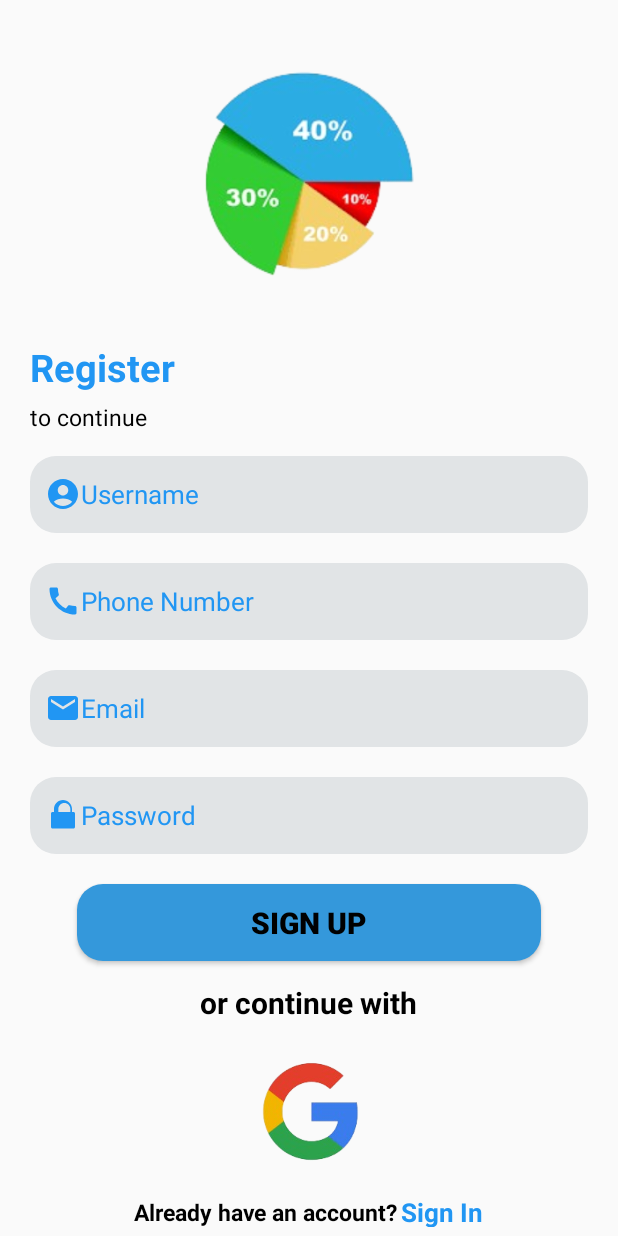
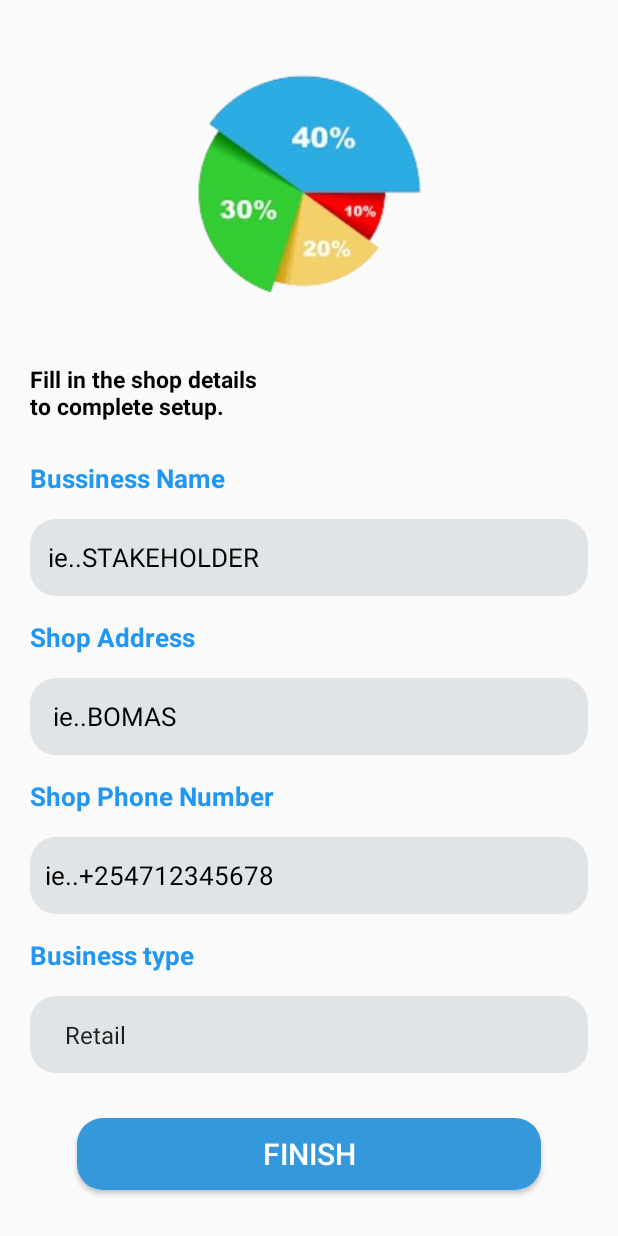
Before and after one commit to JaphethNalami/MYSHOP, an Android app: the Sign_up screen opened directly, with no data from a screen before it, after a tap on "SIGN UP", on a phone screen of 412 x 824 dp. Run offline under Robolectric (Android 15) with nearby library versions, the phone set to English and light mode, and no system bars.

Commit message:
Third commit with Shop details page.

```diff
--- a/app/src/main/AndroidManifest.xml
+++ b/app/src/main/AndroidManifest.xml
@@ -12,6 +12,9 @@
         android:supportsRtl="true"
         android:theme="@style/Theme.MYSHOP"
         tools:targetApi="31">
+        <activity
+            android:name=".Shop_details"
+            android:exported="false" />
         <activity
             android:name=".Sign_up"
             android:exported="false" />
--- /dev/null
+++ b/app/src/main/java/com/example/myshop/Shop_details.java
@@ -0,0 +1,38 @@
+package com.example.myshop;
+
+import android.os.Bundle;
+import android.widget.ArrayAdapter;
+import android.widget.Spinner;
+
+import androidx.activity.EdgeToEdge;
+import androidx.appcompat.app.AppCompatActivity;
+import androidx.core.graphics.Insets;
+import androidx.core.view.ViewCompat;
+import androidx.core.view.WindowInsetsCompat;
+
+public class Shop_details extends AppCompatActivity {
+
+    @Override
+    protected void onCreate(Bundle savedInstanceState) {
+        super.onCreate(savedInstanceState);
+        EdgeToEdge.enable(this);
+        setContentView(R.layout.activity_shop_details);
+        ViewCompat.setOnApplyWindowInsetsListener(findViewById(R.id.main), (v, insets) -> {
+            Insets systemBars = insets.getInsets(WindowInsetsCompat.Type.systemBars());
+            v.setPadding(systemBars.left, systemBars.top, systemBars.right, systemBars.bottom);
+            return insets;});
+
+            // spinner
+            Spinner spinner = (Spinner) findViewById(R.id.txtBusiness_type);
+// Create an ArrayAdapter using the string array and a default spinner layout.
+            ArrayAdapter<CharSequence> adapter = ArrayAdapter.createFromResource(
+                    this,
+                    R.array.spinner_items,
+                    android.R.layout.simple_spinner_item
+            );
+// Specify the layout to use when the list of choices appears.
+            adapter.setDropDownViewResource(android.R.layout.simple_spinner_dropdown_item);
+// Apply the adapter to the spinner.
+            spinner.setAdapter(adapter);
+    }
+}
--- a/app/src/main/java/com/example/myshop/Sign_up.java
+++ b/app/src/main/java/com/example/myshop/Sign_up.java
@@ -31,10 +31,12 @@ public class Sign_up extends AppCompatActivity {
 
         //setOnClickListener
         sign_up.setOnClickListener(view -> {
-            // do something
+            // move to shop details activity
+            startActivity(new Intent(Sign_up.this, Shop_details.class));
         });
         google.setOnClickListener(view -> {
-            // do something
+            // move to shop details activity
+            startActivity(new Intent(Sign_up.this, Shop_details.class));
         });
         sign_in.setOnClickListener(view -> {
             // move to sign in activity
--- /dev/null
+++ b/app/src/main/res/layout/activity_shop_details.xml
@@ -0,0 +1,150 @@
+<?xml version="1.0" encoding="utf-8"?>
+<LinearLayout xmlns:android="http://schemas.android.com/apk/res/android"
+    xmlns:app="http://schemas.android.com/apk/res-auto"
+    xmlns:tools="http://schemas.android.com/tools"
+    android:id="@+id/main"
+    android:layout_width="match_parent"
+    android:layout_height="match_parent"
+    android:orientation="vertical"
+    tools:context=".Shop_details">
+
+    <ImageView
+        android:layout_width="match_parent"
+        android:layout_height="220dp"
+        android:layout_gravity="center"
+        android:layout_marginTop="20dp"
+        android:src="@drawable/piechart" />
+
+    <TextView
+        android:layout_width="wrap_content"
+        android:layout_height="wrap_content"
+        android:layout_marginTop="2dp"
+        android:layout_marginBottom="20dp"
+        android:layout_marginStart="20dp"
+        android:text="Fill in the shop details\nto complete setup."
+        android:textSize="15sp"
+        android:textColor="@color/black"
+        android:textStyle="bold" />
+
+
+    <TextView
+        android:layout_width="wrap_content"
+        android:layout_height="wrap_content"
+        android:layout_marginTop="5dp"
+        android:layout_marginStart="20dp"
+        android:text="Bussiness Name"
+        android:textSize="17sp"
+        android:textStyle="bold"
+        android:textColor="@color/buttoncolour" />
+
+    <EditText
+        android:id="@+id/shop_name"
+        android:layout_width="match_parent"
+        android:layout_height="51dp"
+        android:layout_marginStart="20dp"
+        android:layout_marginTop="15dp"
+        android:layout_marginEnd="20dp"
+        android:layout_marginBottom="10dp"
+        android:hint="ie..STAKEHOLDER"
+        android:textColorHint="@color/black"
+        android:paddingStart="12dp"
+        android:textSize="17sp"
+        android:textAllCaps="true"
+        android:inputType="text"
+        android:background="@drawable/edittext_design"
+        android:layout_gravity="center"
+         />
+
+    <TextView
+        android:layout_width="wrap_content"
+        android:layout_height="wrap_content"
+        android:layout_marginTop="5dp"
+        android:layout_marginStart="20dp"
+        android:textStyle="bold"
+        android:text="Shop Address"
+        android:textSize="17sp"
+        android:textColor="@color/buttoncolour" />
+
+    <EditText
+        android:id="@+id/shop_address"
+        android:layout_width="match_parent"
+        android:layout_height="51dp"
+        android:layout_marginStart="20dp"
+        android:layout_marginTop="15dp"
+        android:layout_marginEnd="20dp"
+        android:layout_marginBottom="10dp"
+        android:hint="ie..BOMAS"
+        android:textAllCaps="true"
+        android:textColorHint="@color/black"
+        android:paddingStart="15dp"
+        android:textSize="17sp"
+        android:inputType="text"
+        android:background="@drawable/edittext_design"
+        android:layout_gravity="center"
+         />
+
+    <TextView
+        android:layout_width="wrap_content"
+        android:layout_height="wrap_content"
+        android:layout_marginTop="5dp"
+        android:layout_marginStart="20dp"
+        android:text="Shop Phone Number"
+        android:textSize="17sp"
+        android:textStyle="bold"
+        android:textColor="@color/buttoncolour" />
+
+    <EditText
+        android:id="@+id/shop_phone"
+        android:layout_width="match_parent"
+        android:layout_height="51dp"
+        android:layout_marginStart="20dp"
+        android:layout_marginTop="15dp"
+        android:layout_marginEnd="20dp"
+        android:layout_marginBottom="10dp"
+        android:hint="ie..+254712345678"
+        android:textColorHint="@color/black"
+        android:paddingStart="10dp"
+        android:textSize="17sp"
+        android:inputType="phone"
+        android:background="@drawable/edittext_design"
+        android:layout_gravity="center"
+         />
+
+    <TextView
+        android:layout_width="wrap_content"
+        android:layout_height="wrap_content"
+        android:layout_marginTop="5dp"
+        android:layout_marginStart="20dp"
+        android:text="Business type"
+        android:textSize="17sp"
+        android:textStyle="bold"
+        android:textColor="@color/buttoncolour" />
+
+    <Spinner
+        android:layout_width="match_parent"
+        android:layout_height="51dp"
+        android:layout_marginStart="20dp"
+        android:layout_marginTop="15dp"
+        android:layout_marginEnd="20dp"
+        android:layout_marginBottom="10dp"
+        android:paddingStart="15dp"
+        android:textSize="17sp"
+        android:background="@drawable/edittext_design"
+        android:id="@+id/txtBusiness_type"
+        />
+
+    <Button
+        android:id="@+id/btnFinish"
+        android:layout_width="309dp"
+        android:layout_height="wrap_content"
+        android:layout_marginTop="20dp"
+        android:layout_marginStart="30dp"
+        android:layout_marginEnd="30dp"
+        android:background="@drawable/button_design"
+        android:text="Finish"
+        android:layout_gravity="center"
+        android:textColor="@color/white"
+        android:textSize="20sp" />
+
+
+</LinearLayout>
--- a/app/src/main/res/values/strings.xml
+++ b/app/src/main/res/values/strings.xml
@@ -8,4 +8,10 @@
     <string name="sign_in">Sign In</string>
     <string name="don_t_have_an_account">Don\'t have an account?</string>
     <string name="sign_up">Sign Up</string>
+
+
+    <string-array name="spinner_items">
+        <item>Retail</item>
+        <item>Wholesale</item>
+    </string-array>
 </resources>
```
